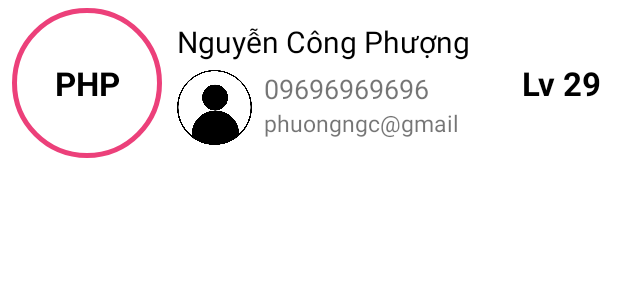
After one commit to Lana-Learn-Coding/andr-starter-legacy-bkapsm, an Android app: the layout item_student.xml on its own in the app's theme, with its tools: preview values and no code run, on a phone screen of 412 x 824 dp. The commit adds this screen. Shown: the top 300 px of the screen. Run offline under Robolectric (Android 15) with nearby library versions, the phone set to English and light mode, and no system bars.

Commit message:
feat: add listview / menu

```diff
--- /dev/null
+++ b/app/src/main/res/drawable/circle.xml
@@ -0,0 +1,9 @@
+<?xml version="1.0" encoding="utf-8"?>
+<selector xmlns:android="http://schemas.android.com/apk/res/android">
+    <item>
+        <shape android:shape="oval">
+            <corners android:radius="10dp" />
+            <stroke android:width="3dp" android:color="#ec407a" />
+        </shape>
+    </item>
+</selector>
--- /dev/null
+++ b/app/src/main/res/layout/item_student.xml
@@ -0,0 +1,100 @@
+<?xml version="1.0" encoding="utf-8"?>
+<android.support.constraint.ConstraintLayout xmlns:android="http://schemas.android.com/apk/res/android"
+    xmlns:app="http://schemas.android.com/apk/res-auto"
+    android:layout_width="match_parent"
+    android:layout_height="wrap_content"
+    android:paddingLeft="8dp"
+    android:paddingTop="5dp"
+    android:paddingRight="8dp"
+    android:paddingBottom="5dp">
+
+    <TextView
+        android:id="@+id/txt_subject"
+        android:layout_width="100dp"
+        android:layout_height="100dp"
+        android:background="@drawable/circle"
+        android:gravity="center"
+        android:text="PHP"
+        android:textColor="#000"
+        android:textSize="22dp"
+        android:textStyle="bold"
+        app:layout_constraintBottom_toBottomOf="parent"
+        app:layout_constraintStart_toStartOf="parent"
+        app:layout_constraintTop_toTopOf="parent" />
+
+    <LinearLayout
+        android:layout_width="0dp"
+        android:layout_height="match_parent"
+        android:orientation="vertical"
+        android:paddingStart="10dp"
+        android:paddingLeft="10dp"
+        android:paddingEnd="5dp"
+        android:paddingRight="5dp"
+        app:layout_constraintBottom_toBottomOf="parent"
+        app:layout_constraintEnd_toStartOf="@id/txt_level"
+        app:layout_constraintStart_toEndOf="@+id/txt_subject"
+        app:layout_constraintTop_toTopOf="parent">
+
+        <TextView
+            android:id="@+id/txt_fullname"
+            android:layout_width="match_parent"
+            android:layout_height="wrap_content"
+            android:gravity="start"
+            android:text="Nguyễn Công Phượng"
+            android:textColor="#000"
+            android:textSize="20dp" />
+
+        <LinearLayout
+            android:layout_width="wrap_content"
+            android:layout_height="match_parent"
+            android:layout_marginTop="5dp"
+            android:orientation="horizontal">
+
+
+            <ImageView
+                android:layout_width="50dp"
+                android:layout_height="50dp"
+                android:layout_marginEnd="8dp"
+                android:layout_marginRight="8dp"
+                android:src="@drawable/avatar" />
+
+            <LinearLayout
+                android:layout_width="wrap_content"
+                android:layout_height="match_parent"
+                android:gravity="center_vertical"
+                android:orientation="vertical">
+
+                <TextView
+                    android:id="@+id/txt_phone"
+                    android:layout_width="wrap_content"
+                    android:layout_height="wrap_content"
+                    android:text="09696969696"
+                    android:textSize="18dp" />
+
+                <TextView
+                    android:id="@+id/txt_email"
+                    android:layout_width="wrap_content"
+                    android:layout_height="wrap_content"
+                    android:text="phuongngc@gmail.com"
+                    android:textSize="15dp" />
+            </LinearLayout>
+
+        </LinearLayout>
+    </LinearLayout>
+
+    <TextView
+        android:id="@+id/txt_level"
+        android:layout_width="60dp"
+        android:layout_height="match_parent"
+        android:layout_marginStart="10dp"
+        android:layout_marginLeft="10dp"
+        android:gravity="center"
+        android:text="Lv 29"
+        android:textColor="#000"
+        android:textSize="22dp"
+        android:textStyle="bold"
+        app:layout_constraintBottom_toBottomOf="parent"
+        app:layout_constraintEnd_toEndOf="parent"
+        app:layout_constraintTop_toTopOf="parent" />
+
+</android.support.constraint.ConstraintLayout>
--- a/app/src/main/res/menu/main_menu.xml
+++ b/app/src/main/res/menu/main_menu.xml
@@ -7,6 +7,7 @@
         app:showAsAction="never" />
     <item
         android:id="@+id/menuitem_create"
+        android:icon="@drawable/ic_manage"
         android:title="@string/menuitem_create"
         app:showAsAction="never" />
     <item
```
Also changed, not shown: app/src/main/java/com/example/bkapsm/MainActivity.java (+121 -0 lines), app/src/main/java/com/example/bkapsm/StudentAdapter.java (added, +39 -0 lines), app/src/main/res/layout/activity_main.xml (+8 -8 lines), app/src/main/res/menu/context_menu.xml (added, +12 -0 lines), app/src/main/res/drawable/avatar.png (added), app/src/main/res/drawable/ic_manage.png (added).
